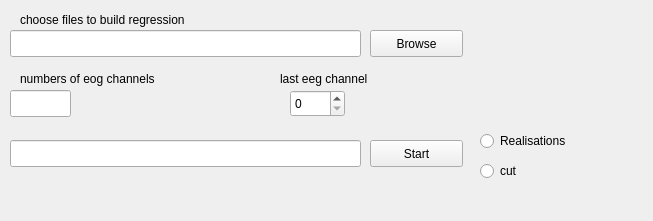
Above: eyes.ui from ArtfulVampire/SecondGUIrepo before the change. Below: the same form after it.
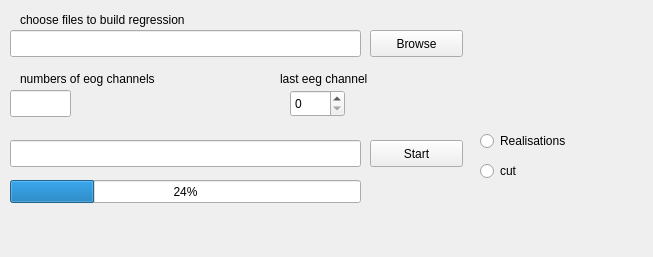
That is the form after the change.

Patch:
```diff
--- a/eyes.ui
+++ b/eyes.ui
@@ -7,7 +7,7 @@
     <x>0</x>
     <y>0</y>
     <width>653</width>
-    <height>221</height>
+    <height>257</height>
    </rect>
   </property>
   <property name="windowTitle">
@@ -144,6 +144,19 @@
     <string>cut</string>
    </property>
   </widget>
+  <widget class="QProgressBar" name="progressBar">
+   <property name="geometry">
+    <rect>
+     <x>10</x>
+     <y>180</y>
+     <width>351</width>
+     <height>23</height>
+    </rect>
+   </property>
+   <property name="value">
+    <number>24</number>
+   </property>
+  </widget>
  </widget>
  <resources/>
  <connections/>
```
